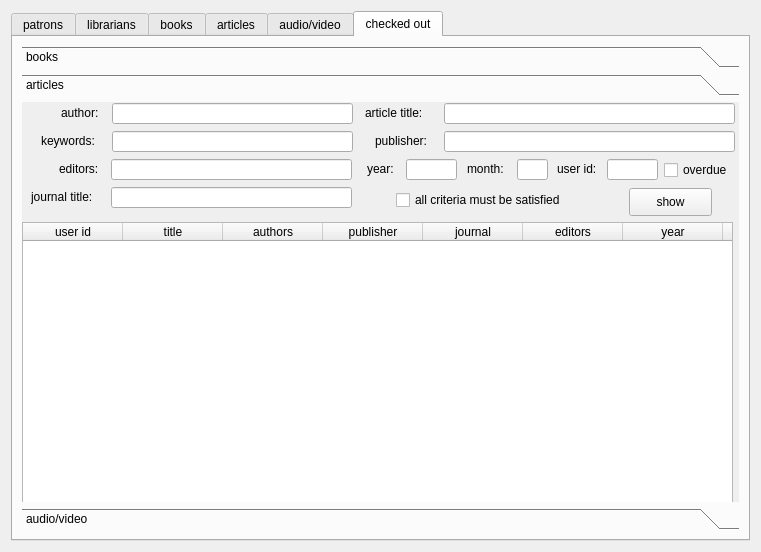
Old version of the form QT/librarian.ui in the repository Louie-ru/LMS-INNO.
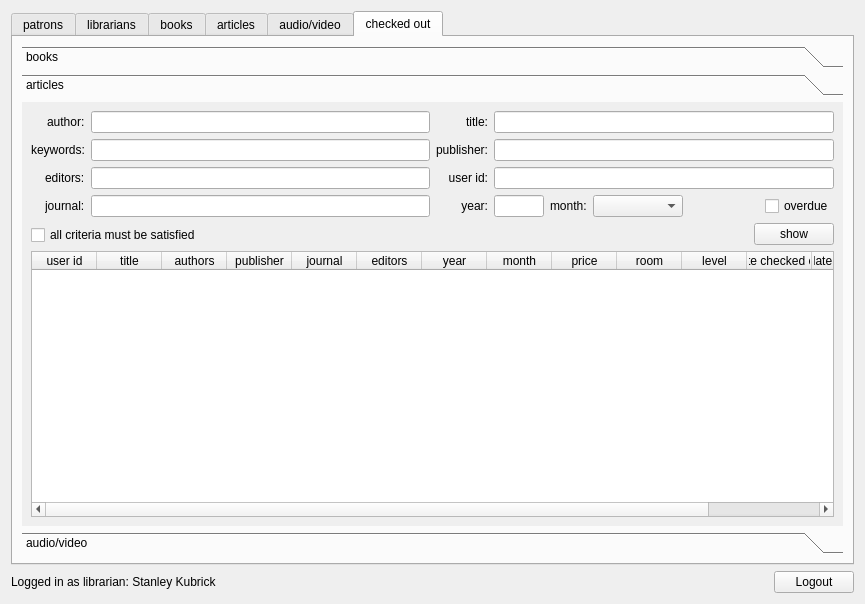
New version of the form. The open tabs and pages were chosen to show the change.

Commit message: layouts fixed; buttons for new users/documents

```diff
--- a/QT/librarian.ui
+++ b/QT/librarian.ui
@@ -6,15 +6,15 @@
    <rect>
     <x>0</x>
     <y>0</y>
-    <width>761</width>
-    <height>552</height>
+    <width>865</width>
+    <height>604</height>
    </rect>
   </property>
   <property name="windowTitle">
    <string>Form</string>
   </property>
-  <layout class="QGridLayout" name="gridLayout">
-   <item row="0" column="0">
+  <layout class="QVBoxLayout" name="verticalLayout_3">
+   <item>
     <widget class="QTabWidget" name="tabWidget">
      <property name="currentIndex">
       <number>5</number>
@@ -1551,244 +1551,184 @@
            <rect>
             <x>0</x>
             <y>0</y>
-            <width>721</width>
-            <height>380</height>
+            <width>944</width>
+            <height>354</height>
            </rect>
           </property>
           <attribute name="label">
            <string>articles</string>
           </attribute>
-          <widget class="QCheckBox" name="checkbox_criteria_checked_out_articles">
-           <property name="geometry">
-            <rect>
-             <x>374</x>
-             <y>85</y>
-             <width>201</width>
-             <height>26</height>
-            </rect>
-           </property>
+          <layout class="QVBoxLayout" name="verticalLayout_31">
+           <item>
+            <layout class="QHBoxLayout" name="horizontalLayout_28">
+             <item>
+              <layout class="QVBoxLayout" name="verticalLayout_24">
+               <item>
+                <layout class="QFormLayout" name="formLayout_10">
+                 <property name="labelAlignment">
+                  <set>Qt::AlignRight|Qt::AlignTrailing|Qt::AlignVCenter</set>
+                 </property>
+                 <item row="0" column="0">
+                  <widget class="QLabel" name="label_47">
            <property name="text">
-            <string>all criteria must be satisfied</string>
-           </property>
-          </widget>
-          <widget class="QLabel" name="label_41">
-           <property name="geometry">
-            <rect>
-             <x>445</x>
-             <y>57</y>
-             <width>51</width>
-             <height>20</height>
-            </rect>
-           </property>
-           <property name="text">
-            <string>month:</string>
-           </property>
-          </widget>
-          <widget class="QLineEdit" name="line_year_checked_out_articles">
-           <property name="geometry">
-            <rect>
-             <x>384</x>
-             <y>57</y>
-             <width>51</width>
-             <height>21</height>
-            </rect>
-           </property>
-           <property name="inputMask">
-            <string>9999</string>
-           </property>
-           <property name="text">
-            <string/>
-           </property>
-          </widget>
-          <widget class="QLabel" name="label_42">
-           <property name="geometry">
-            <rect>
-             <x>19</x>
-             <y>29</y>
-             <width>71</width>
-             <height>20</height>
-            </rect>
-           </property>
-           <property name="text">
-            <string>keywords:</string>
-           </property>
-          </widget>
+                    <string>author:</string>
+                   </property>
+                  </widget>
+                 </item>
+                 <item row="0" column="1">
           <widget class="QLineEdit" name="line_authors_checked_out_articles">
-           <property name="geometry">
-            <rect>
-             <x>90</x>
-             <y>1</y>
-             <width>241</width>
-             <height>21</height>
-            </rect>
-           </property>
-          </widget>
-          <widget class="QLineEdit" name="line_month_checked_out_articles">
-           <property name="geometry">
-            <rect>
-             <x>495</x>
-             <y>57</y>
-             <width>31</width>
-             <height>21</height>
-            </rect>
-           </property>
-           <property name="inputMask">
-            <string>9999</string>
-           </property>
+                   <property name="sizePolicy">
+                    <sizepolicy hsizetype="MinimumExpanding" vsizetype="Fixed">
+                     <horstretch>0</horstretch>
+                     <verstretch>0</verstretch>
+                    </sizepolicy>
+                   </property>
+                  </widget>
+                 </item>
+                 <item row="1" column="0">
+                  <widget class="QLabel" name="label_42">
            <property name="text">
-            <string/>
-           </property>
-          </widget>
+                    <string>keywords:</string>
+                   </property>
+                  </widget>
+                 </item>
+                 <item row="1" column="1">
+                  <widget class="QLineEdit" name="line_keywords_checked_out_articles">
+                   <property name="sizePolicy">
+                    <sizepolicy hsizetype="MinimumExpanding" vsizetype="Fixed">
+                     <horstretch>0</horstretch>
+                     <verstretch>0</verstretch>
+                    </sizepolicy>
+                   </property>
+                  </widget>
+                 </item>
+                 <item row="2" column="0">
           <widget class="QLabel" name="label_43">
-           <property name="geometry">
-            <rect>
-             <x>37</x>
-             <y>57</y>
-             <width>51</width>
-             <height>20</height>
-            </rect>
-           </property>
            <property name="text">
             <string>editors:</string>
            </property>
           </widget>
+                 </item>
+                 <item row="2" column="1">
           <widget class="QLineEdit" name="line_editors_checked_out_articles">
-           <property name="geometry">
-            <rect>
-             <x>89</x>
-             <y>57</y>
-             <width>241</width>
-             <height>21</height>
-            </rect>
-           </property>
-          </widget>
-          <widget class="QLabel" name="label_44">
-           <property name="geometry">
-            <rect>
-             <x>353</x>
-             <y>29</y>
-             <width>61</width>
-             <height>20</height>
-            </rect>
-           </property>
+                   <property name="sizePolicy">
+                    <sizepolicy hsizetype="MinimumExpanding" vsizetype="Fixed">
+                     <horstretch>0</horstretch>
+                     <verstretch>0</verstretch>
+                    </sizepolicy>
+                   </property>
+                  </widget>
+                 </item>
+                 <item row="3" column="0">
+                  <widget class="QLabel" name="label_48">
            <property name="text">
-            <string>publisher:</string>
-           </property>
-          </widget>
-          <widget class="QLineEdit" name="line_keywords_checked_out_articles">
-           <property name="geometry">
-            <rect>
-             <x>90</x>
-             <y>29</y>
-             <width>241</width>
-             <height>21</height>
-            </rect>
-           </property>
-          </widget>
+                    <string>journal:</string>
+                   </property>
+                  </widget>
+                 </item>
+                 <item row="3" column="1">
           <widget class="QLineEdit" name="line_journal_checked_out_articles">
-           <property name="geometry">
-            <rect>
-             <x>89</x>
-             <y>85</y>
-             <width>241</width>
-             <height>21</height>
-            </rect>
-           </property>
-          </widget>
+                   <property name="sizePolicy">
+                    <sizepolicy hsizetype="MinimumExpanding" vsizetype="Fixed">
+                     <horstretch>0</horstretch>
+                     <verstretch>0</verstretch>
+                    </sizepolicy>
+                   </property>
+                  </widget>
+                 </item>
+                </layout>
+               </item>
+               <item>
+                <widget class="QCheckBox" name="checkbox_criteria_checked_out_articles">
+                 <property name="text">
+                  <string>all criteria must be satisfied</string>
+                 </property>
+                </widget>
+               </item>
+              </layout>
+             </item>
+             <item>
+              <layout class="QVBoxLayout" name="verticalLayout_23">
+               <item>
+                <layout class="QHBoxLayout" name="horizontalLayout_27">
+                 <item>
+                  <layout class="QVBoxLayout" name="verticalLayout_21">
+                   <item>
           <widget class="QLabel" name="label_45">
-           <property name="geometry">
-            <rect>
-             <x>343</x>
-             <y>1</y>
-             <width>71</width>
-             <height>20</height>
-            </rect>
-           </property>
            <property name="text">
-            <string>article title:</string>
-           </property>
-          </widget>
-          <widget class="QLineEdit" name="line_publisher_checked_out_articles">
-           <property name="geometry">
-            <rect>
-             <x>422</x>
-             <y>29</y>
-             <width>291</width>
-             <height>21</height>
-            </rect>
-           </property>
-          </widget>
-          <widget class="QLabel" name="label_46">
-           <property name="geometry">
-            <rect>
-             <x>345</x>
-             <y>57</y>
-             <width>31</width>
-             <height>20</height>
-            </rect>
-           </property>
+                      <string>title:</string>
+                     </property>
+                     <property name="alignment">
+                      <set>Qt::AlignRight|Qt::AlignTrailing|Qt::AlignVCenter</set>
+                     </property>
+                    </widget>
+                   </item>
+                   <item>
+                    <widget class="QLabel" name="label_44">
            <property name="text">
-            <string>year:</string>
-           </property>
-          </widget>
-          <widget class="QLabel" name="label_47">
-           <property name="geometry">
-            <rect>
-             <x>39</x>
-             <y>1</y>
-             <width>51</width>
-             <height>20</height>
-            </rect>
-           </property>
-           <property name="text">
-            <string>author:</string>
-           </property>
-          </widget>
-          <widget class="QLineEdit" name="line_title_checked_out_articles">
-           <property name="geometry">
-            <rect>
-             <x>422</x>
-             <y>1</y>
-             <width>291</width>
-             <height>21</height>
-            </rect>
-           </property>
-          </widget>
-          <widget class="QLabel" name="label_48">
-           <property name="geometry">
-            <rect>
-             <x>9</x>
-             <y>85</y>
-             <width>81</width>
-             <height>20</height>
-            </rect>
-           </property>
-           <property name="text">
-            <string>journal title:</string>
-           </property>
-          </widget>
+                      <string>publisher:</string>
+                     </property>
+                     <property name="alignment">
+                      <set>Qt::AlignRight|Qt::AlignTrailing|Qt::AlignVCenter</set>
+                     </property>
+                    </widget>
+                   </item>
+                   <item>
           <widget class="QLabel" name="label_49">
-           <property name="geometry">
-            <rect>
-             <x>535</x>
-             <y>57</y>
-             <width>51</width>
-             <height>20</height>
-            </rect>
-           </property>
            <property name="text">
             <string>user id:</string>
            </property>
-          </widget>
+                     <property name="alignment">
+                      <set>Qt::AlignRight|Qt::AlignTrailing|Qt::AlignVCenter</set>
+                     </property>
+                    </widget>
+                   </item>
+                   <item>
+                    <widget class="QLabel" name="label_46">
+                     <property name="text">
+                      <string>year:</string>
+                     </property>
+                     <property name="alignment">
+                      <set>Qt::AlignRight|Qt::AlignTrailing|Qt::AlignVCenter</set>
+                     </property>
+                    </widget>
+                   </item>
+                  </layout>
+                 </item>
+                 <item>
+                  <layout class="QVBoxLayout" name="verticalLayout_22">
+                   <item>
+                    <widget class="QLineEdit" name="line_title_checked_out_articles"/>
+                   </item>
+                   <item>
+                    <widget class="QLineEdit" name="line_publisher_checked_out_articles"/>
+                   </item>
+                   <item>
           <widget class="QLineEdit" name="line_user_id_checked_out_articles">
-           <property name="geometry">
-            <rect>
-             <x>585</x>
-             <y>57</y>
-             <width>51</width>
-             <height>21</height>
-            </rect>
-           </property>
+                     <property name="inputMask">
+                      <string>9999</string>
+                     </property>
+                     <property name="text">
+                      <string/>
+                     </property>
+                    </widget>
+                   </item>
+                   <item>
+                    <layout class="QHBoxLayout" name="horizontalLayout_26">
+                     <item>
+                      <widget class="QLineEdit" name="line_year_checked_out_articles">
+                       <property name="sizePolicy">
+                        <sizepolicy hsizetype="Fixed" vsizetype="Fixed">
+                         <horstretch>0</horstretch>
+                         <verstretch>0</verstretch>
+                        </sizepolicy>
+                       </property>
+                       <property name="maximumSize">
+                        <size>
+                         <width>50</width>
+                         <height>16777215</height>
+                        </size>
+                       </property>
            <property name="inputMask">
             <string>9999</string>
            </property>
@@ -1796,41 +1736,155 @@
             <string/>
            </property>
           </widget>
+                     </item>
+                     <item>
+                      <layout class="QHBoxLayout" name="horizontalLayout_25">
+                       <item>
+                        <widget class="QLabel" name="label_41">
+                         <property name="text">
+                          <string>month:</string>
+                         </property>
+                        </widget>
+                       </item>
+                       <item>
+                        <widget class="QComboBox" name="combobox_checked_out_articles">
+                         <property name="sizePolicy">
+                          <sizepolicy hsizetype="Maximum" vsizetype="Fixed">
+                           <horstretch>0</horstretch>
+                           <verstretch>0</verstretch>
+                          </sizepolicy>
+                         </property>
+                         <property name="layoutDirection">
+                          <enum>Qt::LeftToRight</enum>
+                         </property>
+                         <item>
+                          <property name="text">
+                           <string/>
+                          </property>
+                         </item>
+                         <item>
+                          <property name="text">
+                           <string>January</string>
+                          </property>
+                         </item>
+                         <item>
+                          <property name="text">
+                           <string>February</string>
+                          </property>
+                         </item>
+                         <item>
+                          <property name="text">
+                           <string>March</string>
+                          </property>
+                         </item>
+                         <item>
+                          <property name="text">
+                           <string>April</string>
+                          </property>
+                         </item>
+                         <item>
+                          <property name="text">
+                           <string>May</string>
+                          </property>
+                         </item>
+                         <item>
+                          <property name="text">
+                           <string>June</string>
+                          </property>
+                         </item>
+                         <item>
+                          <property name="text">
+                           <string>July</string>
+                          </property>
+                         </item>
+                         <item>
+                          <property name="text">
+                           <string>August</string>
+                          </property>
+                         </item>
+                         <item>
+                          <property name="text">
+                           <string>September</string>
+                          </property>
+                         </item>
+                         <item>
+                          <property name="text">
+                           <string>October</string>
+                          </property>
+                         </item>
+                         <item>
+                          <property name="text">
+                           <string>November</string>
+                          </property>
+                         </item>
+                         <item>
+                          <property name="text">
+                           <string>December</string>
+                          </property>
+                         </item>
+                        </widget>
+                       </item>
+                      </layout>
+                     </item>
+                     <item>
+                      <spacer name="horizontalSpacer_13">
+                       <property name="orientation">
+                        <enum>Qt::Horizontal</enum>
+                       </property>
+                       <property name="sizeHint" stdset="0">
+                        <size>
+                         <width>40</width>
+                         <height>20</height>
+                        </size>
+                       </property>
+                      </spacer>
+                     </item>
+                     <item>
           <widget class="QCheckBox" name="checkbox_overdue_checked_out_articles">
-           <property name="geometry">
-            <rect>
-             <x>642</x>
-             <y>55</y>
-             <width>81</width>
-             <height>26</height>
-            </rect>
-           </property>
            <property name="text">
             <string>overdue</string>
            </property>
           </widget>
+                     </item>
+                    </layout>
+                   </item>
+                  </layout>
+                 </item>
+                </layout>
+               </item>
+               <item>
+                <layout class="QHBoxLayout" name="horizontalLayout_24">
+                 <item>
+                  <spacer name="horizontalSpacer_12">
+                   <property name="orientation">
+                    <enum>Qt::Horizontal</enum>
+                   </property>
+                   <property name="sizeHint" stdset="0">
+                    <size>
+                     <width>40</width>
+                     <height>20</height>
+                    </size>
+                   </property>
+                  </spacer>
+                 </item>
+                 <item>
           <widget class="QPushButton" name="button_show_checked_out_articles">
-           <property name="geometry">
-            <rect>
-             <x>607</x>
-             <y>86</y>
-             <width>83</width>
-             <height>28</height>
-            </rect>
-           </property>
            <property name="text">
             <string>show</string>
            </property>
           </widget>
+                 </item>
+                </layout>
+               </item>
+              </layout>
+             </item>
+            </layout>
+           </item>
+           <item>
           <widget class="QTableWidget" name="table_checked_out_articles">
-           <property name="geometry">
-            <rect>
-             <x>0</x>
-             <y>120</y>
-             <width>711</width>
-             <height>321</height>
-            </rect>
-           </property>
+             <attribute name="horizontalHeaderDefaultSectionSize">
+              <number>65</number>
+             </attribute>
            <column>
             <property name="text">
              <string>user id</string>
@@ -1902,6 +1956,8 @@
             </property>
            </column>
           </widget>
+           </item>
+          </layout>
          </widget>
          <widget class="QWidget" name="page_3">
           <property name="geometry">
@@ -2173,6 +2229,37 @@
      </widget>
     </widget>
    </item>
+   <item>
+    <layout class="QHBoxLayout" name="horizontalLayout_3">
+     <item>
+      <widget class="QLabel" name="label">
+       <property name="text">
+        <string>Logged in as librarian: Stanley Kubrick</string>
+       </property>
+      </widget>
+     </item>
+     <item>
+      <spacer name="horizontalSpacer">
+       <property name="orientation">
+        <enum>Qt::Horizontal</enum>
+       </property>
+       <property name="sizeHint" stdset="0">
+        <size>
+         <width>40</width>
+         <height>20</height>
+        </size>
+       </property>
+      </spacer>
+     </item>
+     <item>
+      <widget class="QPushButton" name="pushButton">
+       <property name="text">
+        <string>Logout</string>
+       </property>
+      </widget>
+     </item>
+    </layout>
+   </item>
   </layout>
  </widget>
  <resources/>
```
Left out of the diff: 2519 changed lines with no effect on the pictures. Lines whose indentation alone changed are shown as unchanged. The commit also changes 10 other files.
